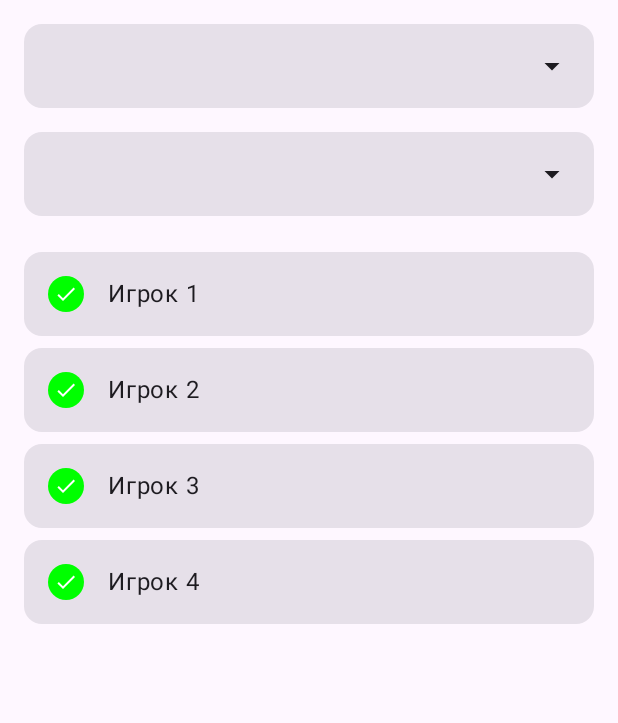
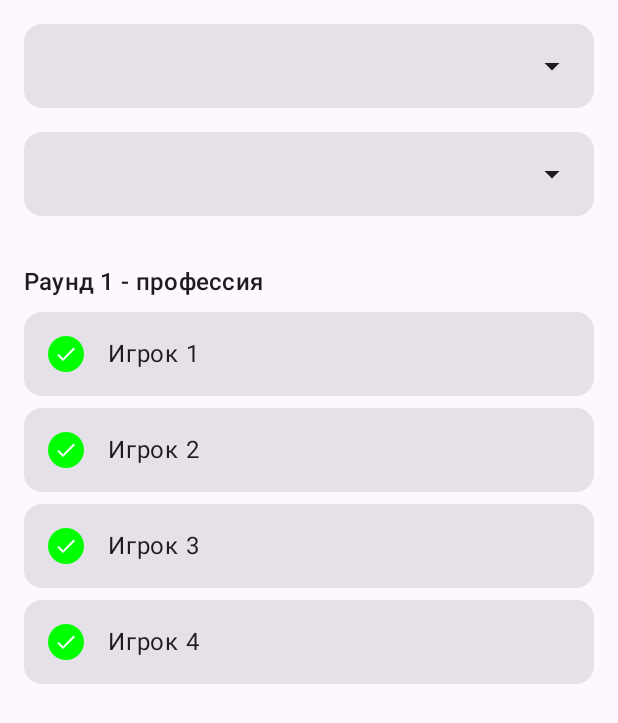
Before and after one commit to scamishka/b-final, an Android app built with Jetpack Compose: the composable GameScreen called with empty values, after a tap on an icon or button, on a phone screen of 412 x 824 dp. Shown: the top 723 px of the screen. Run offline under Robolectric (Android 15) with nearby library versions, the phone set to English and light mode, and no system bars; 1 statement that could not run was skipped.

Commit message:
working game screen with root to player detail screen

```diff
--- a/app/src/main/java/com/example/b_end/ui/screens/GameScreen.kt
+++ b/app/src/main/java/com/example/b_end/ui/screens/GameScreen.kt
@@ -21,7 +21,9 @@ import androidx.compose.ui.graphics.vector.ImageVector
 import androidx.compose.ui.platform.LocalContext
 import androidx.compose.ui.unit.dp
 import androidx.navigation.NavController
+import com.example.b_end.encodeForUrl
 import com.example.b_end.utils.Resources
+import java.net.URLEncoder
 
 @Composable
 fun GameScreen(
@@ -90,6 +92,13 @@ fun GameScreen(
 
         Spacer(modifier = Modifier.height(24.dp))
 
+        // Добавленный заголовок перед списком игроков
+        Text(
+            text = "Раунд 1 - профессия",
+            style = MaterialTheme.typography.titleMedium,
+            modifier = Modifier.padding(vertical = 8.dp)
+        )
+
         // Список игроков
         LazyColumn(
             modifier = Modifier.weight(1f),
@@ -99,7 +108,20 @@ fun GameScreen(
                 PlayerItem(
                     player = player,
                     onClick = {
-                        navController.navigate("playerDetail/${player.name}")
+                        fun encodeParam(value: String): String {
+                            return URLEncoder.encode(value, "UTF-8")
+                        }
+
+                        navController.navigate(
+                            "playerDetail/${encodeParam(player.name)}" +
+                                    "?profession=${encodeParam(player.profession)}" +
+                                    "&biology=${encodeParam(player.biology)}" +
+                                    "&health=${encodeParam(player.health)}" +
+                                    "&personality=${encodeParam(player.personality)}" +
+                                    "&luggage=${encodeParam(player.luggage)}" +
+                                    "&fact=${encodeParam(player.fact)}" +
+                                    "&isActive=${player.isActive}"  // Boolean передаем без кодирования
+                        )
                     }
                 )
             }
```
Also changed, not shown: app/src/main/java/com/example/b_end/MainActivity.kt (+38 -0 lines), app/src/main/java/com/example/b_end/ui/screens/PlayerDetailScreen.kt (+52 -3 lines).
